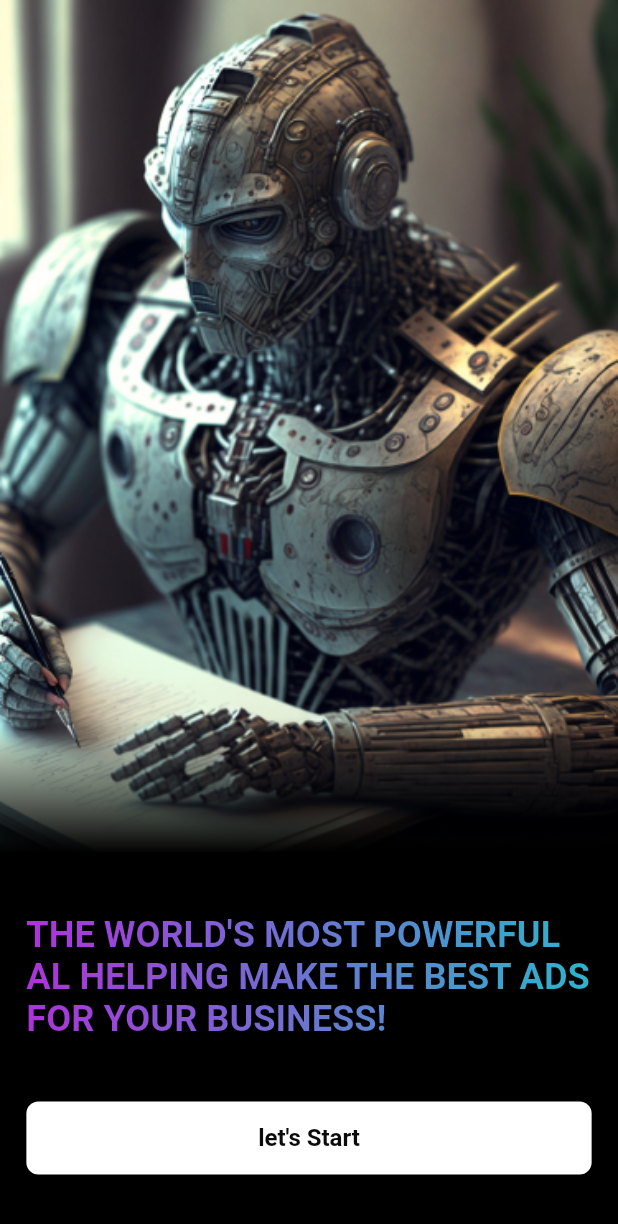
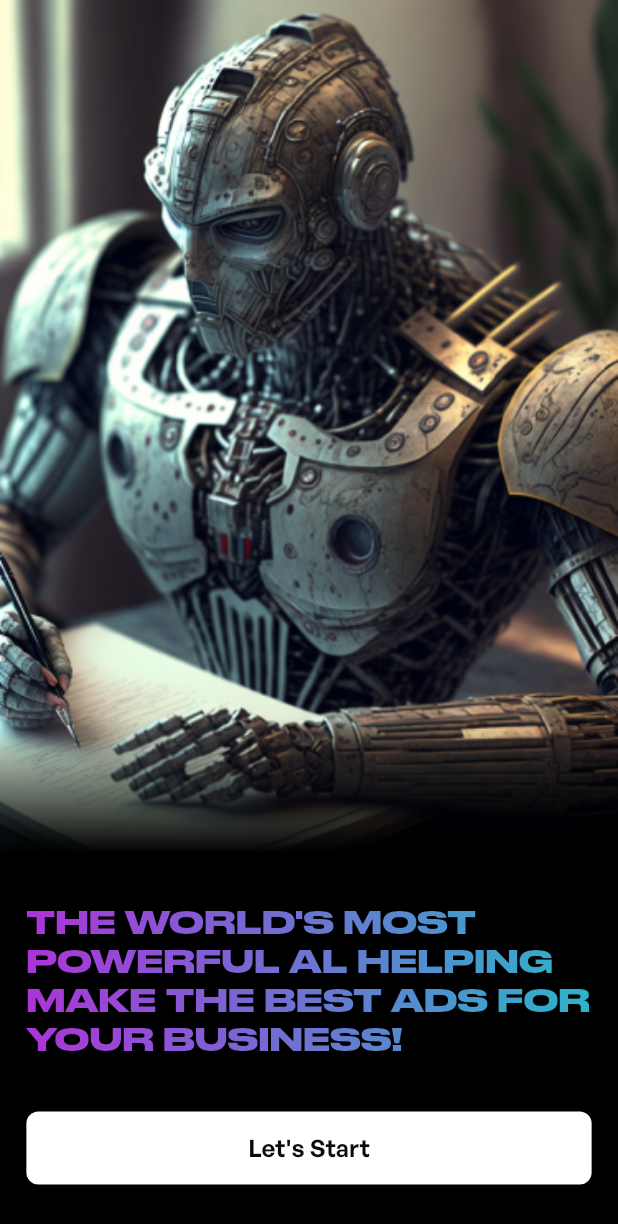
Before and after one commit to abdul-wahab12345/ad_spire, a Flutter app: the GetStartedView screen opened by its route, on a phone screen of 412 x 824 dp. Shown: the top 1224 px of the screen. Run offline on Flutter 3.47's test engine with Material 2 defaults, Android fonts, the light colour scheme and no system bars; our stand-ins replace flutter_screenutil, flutter_svg, get, google_fonts.

Commit message:
minor changes

```diff
--- a/lib/app/modules/enabled_notification/views/enabled_notification_view.dart
+++ b/lib/app/modules/enabled_notification/views/enabled_notification_view.dart
@@ -30,7 +30,7 @@
                   'ENABLE NOTIFICATIONS',
                   gradient: gradient,
                   style: TextStyle(
-                    fontSize: 24.sp,
+                    fontSize: 18.sp,
                     fontFamily: 'Druk Wide',
                     fontWeight: FontWeight.w700,
                   ),
--- a/lib/app/modules/get_started/views/get_started_view.dart
+++ b/lib/app/modules/get_started/views/get_started_view.dart
@@ -36,13 +36,13 @@
                     'THE WORLD\'S MOST POWERFUL AL HELPING MAKE THE BEST ADS FOR YOUR BUSINESS!',
                     gradient: gradient,
                     style: TextStyle(
-                        fontSize: 22.sp,
+                        fontSize: 18.sp,
                         fontFamily: 'Druk Wide',
                         fontWeight: FontWeight.w700),
                   ),
                   const Spacer(),
                   SubmitButton(
-                    title: 'let\'s Start',
+                    title: 'Let\'s Start',
                     onPressed: () {
                       Get.toNamed(Routes.LOGIN);
                     },
--- a/lib/app/modules/settings/views/settings_view.dart
+++ b/lib/app/modules/settings/views/settings_view.dart
@@ -31,7 +31,7 @@
                 'Settings',
                 style: TextStyle(
                   fontFamily: 'Druk Wide',
-                  fontSize: 24.sp,
+                  fontSize: 20.sp,
                   fontWeight: FontWeight.w700,
                 ),
                 gradient: gradient,
--- a/lib/app/modules/store/views/store_view.dart
+++ b/lib/app/modules/store/views/store_view.dart
@@ -30,7 +30,7 @@
               'Store',
               style: TextStyle(
                 fontFamily: 'Druk Wide',
-                fontSize: 24.sp,
+                fontSize: 20.sp,
                 fontWeight: FontWeight.w700,
               ),
               gradient: gradient,
```
Also changed, not shown: pubspec.yaml (+7 -5 lines).
